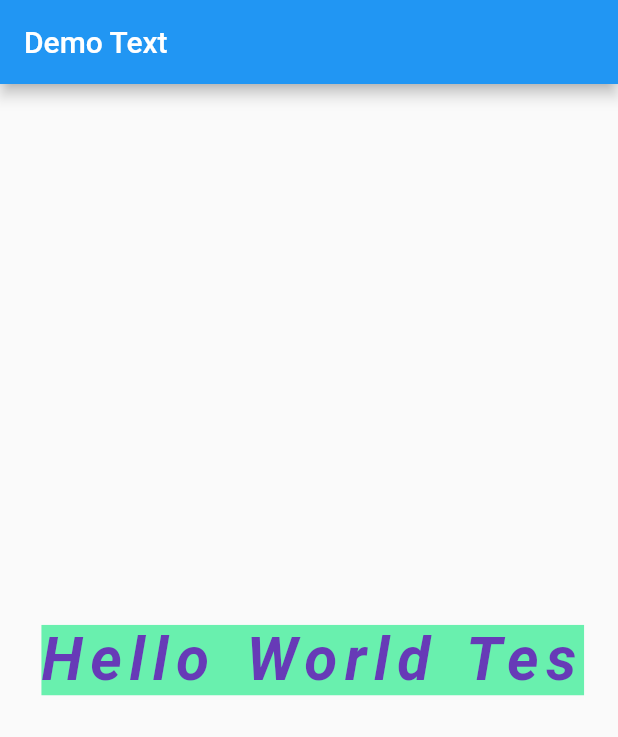
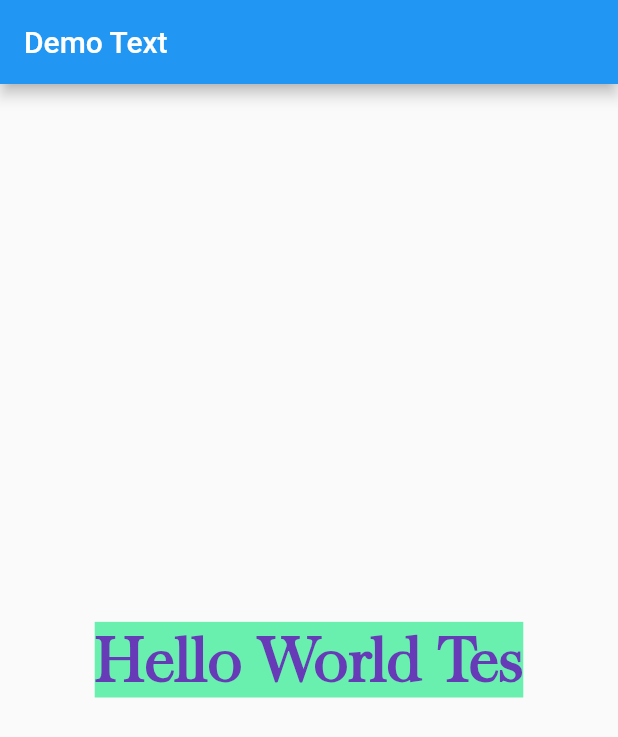
Before and after one commit to siubie/Flutter-Series-Text-Widget, a Flutter app: the screen it shows after launch, on a phone screen of 412 x 824 dp. Shown: the top 737 px of the screen. Run offline on Flutter 3.47's test engine with Material 2 defaults, Android fonts, the phone set to English and light mode, and no system bars.

Commit message:
Start Custom Font

```diff
--- a/lib/main.dart
+++ b/lib/main.dart
@@ -23,13 +23,13 @@ class MyApp extends StatelessWidget {
           child: Text(
             "Hello World Tes",
             style: TextStyle(
-                fontSize: 40,
-                fontWeight: FontWeight.w600,
-                color: Colors.deepPurple,
-                backgroundColor: Colors.greenAccent,
-                fontStyle: FontStyle.italic,
-                letterSpacing: 5,
-                wordSpacing: 5),
+              fontSize: 40,
+              fontWeight: FontWeight.w600,
+              color: Colors.deepPurple,
+              backgroundColor: Colors.greenAccent,
+              fontStyle: FontStyle.normal,
+              fontFamily: 'Baskerville',
+            ),
           ),
         ),
       ),
```
Also changed, not shown: pubspec.yaml (+6 -9 lines), assets/fonts/Baskerville-Regular.ttf (added), assets/fonts/Ubuntu-Light.ttf (added).
